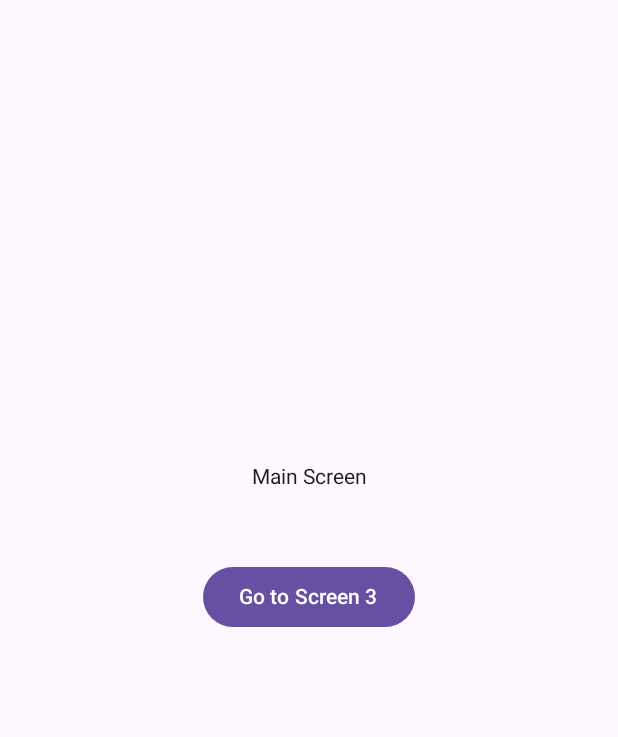
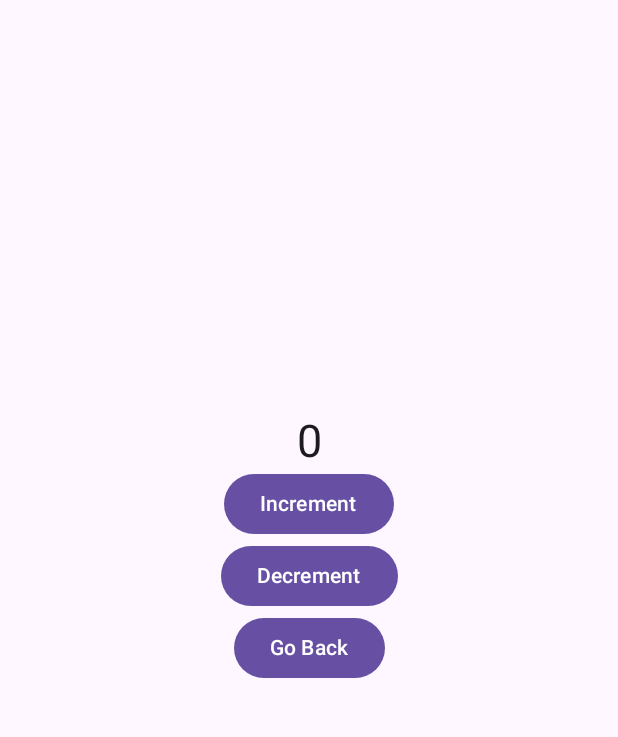
Before and after one commit to void-zenith/animation-android, an Android app built with Jetpack Compose: the screen1 screen opened through its navigation route, on a phone screen of 412 x 824 dp, the part 69-806 px from its top. Run offline under Robolectric (Android 15) with nearby library versions, the phone set to English and light mode, and no system bars.

Commit message:
implement screen 1

```diff
--- a/app/src/main/java/com/zenith/animation_assignment/screen/Screen1.kt
+++ b/app/src/main/java/com/zenith/animation_assignment/screen/Screen1.kt
@@ -1,43 +1,88 @@
 package com.zenith.animation_assignment.screen
 
+import androidx.compose.animation.AnimatedContent
+import androidx.compose.animation.ExperimentalAnimationApi
+import androidx.compose.animation.core.*
+import androidx.compose.animation.*
+import androidx.compose.animation.slideInVertically
+import androidx.compose.animation.with
 import androidx.compose.foundation.layout.*
-import androidx.compose.foundation.text.BasicTextField
 import androidx.compose.material3.Button
+import androidx.compose.material3.ExperimentalMaterial3Api
 import androidx.compose.material3.Text
 import androidx.compose.runtime.*
 import androidx.compose.ui.Alignment
 import androidx.compose.ui.Modifier
-import androidx.compose.ui.text.input.TextFieldValue
+import androidx.compose.ui.unit.dp
+import androidx.compose.ui.unit.sp
 import androidx.navigation.NavController
-import androidx.compose.ui.unit.dp
-
+@OptIn(ExperimentalMaterial3Api::class, ExperimentalAnimationApi::class)
 @Composable
 fun Screen1(navController: NavController) {
-    var textFieldValue by remember { mutableStateOf(TextFieldValue()) }
-
+    var count by remember {
+        mutableStateOf(0)
+    }
+    var oldCount by remember {
+        mutableStateOf(count)
+    }
     Column(
-        modifier = Modifier
-            .fillMaxSize()
-            .padding(16.dp),
+        modifier = Modifier.fillMaxSize(),
         verticalArrangement = Arrangement.Center,
         horizontalAlignment = Alignment.CenterHorizontally
     ) {
-        Text("Main Screen")
-        Spacer(modifier = Modifier.height(16.dp))
-        BasicTextField(
-            value = textFieldValue,
-            onValueChange = { textFieldValue = it },
-            singleLine = true,
-            modifier = Modifier.fillMaxWidth()
-        )
-        Spacer(modifier = Modifier.height(16.dp))
-        Button(onClick = {
-            val inputText = textFieldValue.text
-            if (inputText.isNotBlank()) {
-                navController.navigate("screen2")
+        SideEffect {
+            oldCount = count
+        }
+        Row(modifier = Modifier) {
+            val countString = count.toString()
+            val oldCountString = oldCount.toString()
+            for(i in countString.indices) {
+                val oldChar = oldCountString.getOrNull(i)
+                val newChar = countString[i]
+                val char = if(oldChar == newChar) {
+                    oldCountString[i]
+                } else {
+                    countString[i]
+                }
+                AnimatedContent(
+                    targetState = char,
+                    transitionSpec = {
+
+                        if(oldCount < count){
+                            slideInVertically { it } with slideOutVertically { -it }
+
+                        }else {
+                            slideInVertically { -it } with slideOutVertically { it }
+
+                        }
+                    }
+                ) { char ->
+                    Text(
+                        text = char.toString(),
+                        softWrap = false,
+                        fontSize = 30.sp
+                    )
+                }
             }
-        }) {
-            Text("Go to Screen 3")
+        }
+
+        Button(onClick = { count++ }) {
+            Text(text = "Increment")
+        }
+        Button(onClick = {  count-- }) {
+            Text(text = "Decrement")
+        }
+        Button(onClick = {navController.navigate("main")}) {
+            Text(text = "Go Back")
         }
     }
 }
+
+
+@Composable
+private fun Expanded() {
+}
+
+@Composable
+private fun ContentIcon() {
+}
--- a/app/src/main/res/navigation/nav_routes.xml
+++ b/app/src/main/res/navigation/nav_routes.xml
@@ -29,7 +29,7 @@
             android:name="com.zenith.animation_assignment.screen.Screen1"
             android:label="Screen 1">
             <action
-                android:id="@+id/action_screen1_to_mainscreen"
+                android:id="@+id/action_screen1_to_mainScreen"
                 app:destination="@id/mainScreen" />
         </fragment>
 
```
